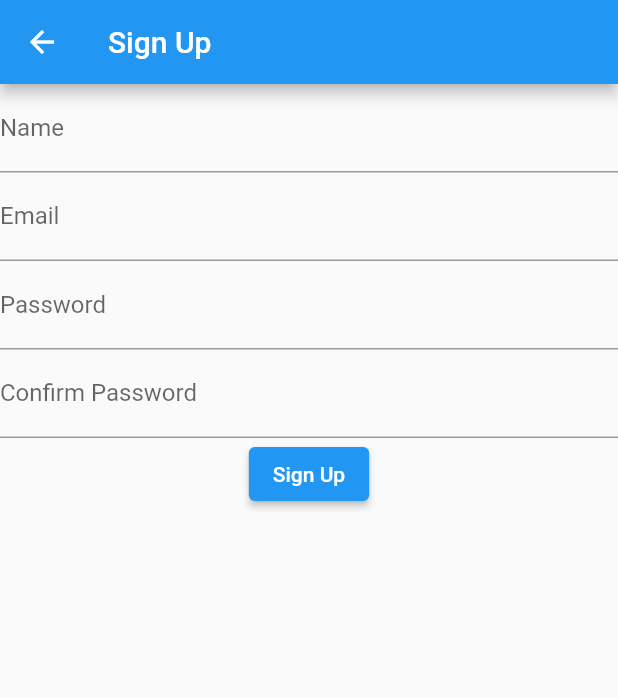
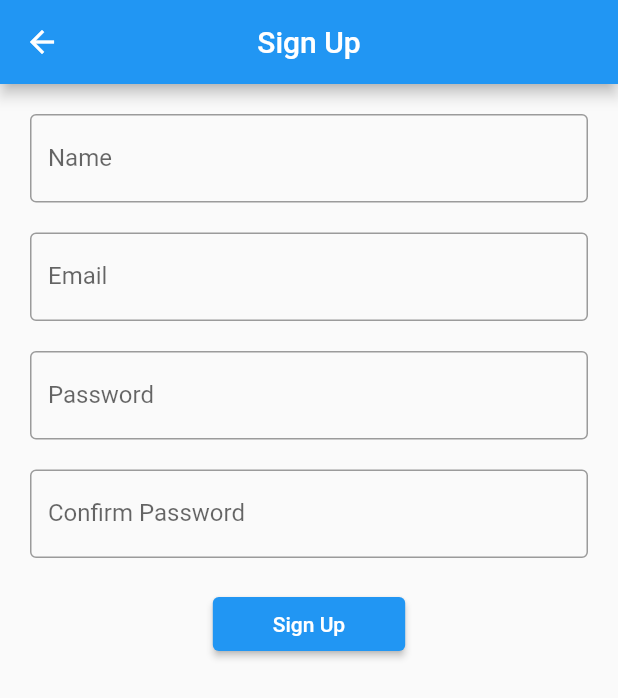
Before and after one commit to cmtboy/firebase_crud, a Flutter app: the screen it shows after launch, after a tap on "Login", after a tap on "Signup", on a phone screen of 412 x 824 dp. Shown: the top 698 px of the screen. Run offline on Flutter 3.47's test engine with Material 2 defaults, Android fonts, the phone set to English and light mode, and no system bars; our stand-ins replace cloud_firestore, firebase_auth, firebase_core; accounts and stored records are empty.

Commit message:
ui update

```diff
--- a/lib/main.dart
+++ b/lib/main.dart
@@ -1,4 +1,3 @@
-import 'package:connection_notifier/connection_notifier.dart';
 import 'package:firebase_core/firebase_core.dart';
 import 'package:firebase_crud/firebase_options.dart';
 import 'package:firebase_crud/providers/auth_provider.dart';
--- a/lib/screens/add_task_screen.dart
+++ b/lib/screens/add_task_screen.dart
@@ -41,7 +41,7 @@ class AddTaskScreen extends StatelessWidget {
                 if (title.isNotEmpty) {
                   final todoProvider =
                       Provider.of<TodoProvider>(context, listen: false);
-                  todoProvider.addTask(title, description);
+                  todoProvider.addTask(title, description, context);
 
                   Navigator.pop(context);
                 }
--- a/lib/screens/edit_task_screen.dart
+++ b/lib/screens/edit_task_screen.dart
@@ -46,7 +46,7 @@ class EditTaskScreen extends StatelessWidget {
                 if (title.isNotEmpty) {
                   final todoProvider =
                       Provider.of<TodoProvider>(context, listen: false);
-                  todoProvider.updateTask(task.id, title, description);
+                  todoProvider.updateTask(task.id, title, description, context);
 
                   Navigator.pop(context);
                 }
--- a/lib/screens/login_screen.dart
+++ b/lib/screens/login_screen.dart
@@ -4,7 +4,7 @@ import 'package:flutter/material.dart';
 import 'package:provider/provider.dart';
 
 class LoginScreen extends StatefulWidget {
-  const LoginScreen({super.key});
+  const LoginScreen({Key? key}) : super(key: key);
 
   @override
   LoginScreenState createState() => LoginScreenState();
@@ -16,6 +16,8 @@ class LoginScreenState extends State<LoginScreen> {
   String? email;
   String? password;
 
+  bool _isLoading = false;
+
   @override
   Widget build(BuildContext context) {
     final authProvider = Provider.of<AuthProvider>(context, listen: false);
@@ -23,14 +25,24 @@ class LoginScreenState extends State<LoginScreen> {
     return Scaffold(
       appBar: AppBar(
         title: const Text('Login'),
+        centerTitle: true,
       ),
-      body: Form(
+      body: SingleChildScrollView(
+        child: Padding(
+          padding: const EdgeInsets.all(20.0),
+          child: Form(
             key: _formKey,
             child: Column(
+              mainAxisAlignment: MainAxisAlignment.center,
               children: [
+                const FlutterLogo(
+                  size: 100,
+                ),
+                const SizedBox(height: 20),
                 TextFormField(
                   decoration: const InputDecoration(
                     labelText: 'Email',
+                    border: OutlineInputBorder(),
                   ),
                   onChanged: (value) {
                     email = value;
@@ -42,9 +54,11 @@ class LoginScreenState extends State<LoginScreen> {
                     return null;
                   },
                 ),
+                const SizedBox(height: 20),
                 TextFormField(
                   decoration: const InputDecoration(
                     labelText: 'Password',
+                    border: OutlineInputBorder(),
                   ),
                   onChanged: (value) {
                     password = value;
@@ -57,26 +71,54 @@ class LoginScreenState extends State<LoginScreen> {
                   },
                   obscureText: true,
                 ),
+                const SizedBox(height: 20),
                 ElevatedButton(
-              onPressed: () {
-                if (_formKey.currentState!.validate()) {
-                  authProvider.login(
-                      email: email!, password: password!, context: context);
-                }
-              },
-              child: const Text('Login'),
+                  onPressed: _isLoading ? null : () => _login(authProvider),
+                  child: _isLoading
+                      ? const CircularProgressIndicator()
+                      : const Text('Login'),
+                  style: ElevatedButton.styleFrom(
+                    padding: const EdgeInsets.symmetric(horizontal: 40),
                   ),
-            ElevatedButton(
+                ),
+                const SizedBox(height: 10),
+                TextButton(
                   onPressed: () {
                     Navigator.push(
                       context,
                       MaterialPageRoute(
-                          builder: (context) => const SignupScreen()));
+                        builder: (context) => const SignupScreen(),
+                      ),
+                    );
                   },
-                child: const Text('Signup'))
+                  child: const Text('Signup'),
+                  style: TextButton.styleFrom(
+                    foregroundColor: Theme.of(context).primaryColor,
+                  ),
+                ),
               ],
+            ),
+          ),
         ),
       ),
     );
   }
+
+  void _login(AuthProvider authProvider) async {
+    if (_formKey.currentState!.validate()) {
+      setState(() {
+        _isLoading = true;
+      });
+
+      await authProvider.login(
+        email: email!,
+        password: password!,
+        context: context,
+      );
+
+      setState(() {
+        _isLoading = false;
+      });
     }
+  }
+}
--- a/lib/screens/signup_screen.dart
+++ b/lib/screens/signup_screen.dart
@@ -3,7 +3,7 @@ import 'package:flutter/material.dart';
 import 'package:provider/provider.dart';
 
 class SignupScreen extends StatefulWidget {
-  const SignupScreen({super.key});
+  const SignupScreen({Key? key}) : super(key: key);
 
   @override
   SignupScreenState createState() => SignupScreenState();
@@ -17,6 +17,8 @@ class SignupScreenState extends State<SignupScreen> {
   String? password;
   String? confirmPassword;
 
+  bool _isLoading = false;
+
   @override
   Widget build(BuildContext context) {
     final authProvider = Provider.of<AuthProvider>(context, listen: false);
@@ -24,22 +26,30 @@ class SignupScreenState extends State<SignupScreen> {
     return Scaffold(
       appBar: AppBar(
         title: const Text('Sign Up'),
+        centerTitle: true,
       ),
-      body: Form(
+      body: SingleChildScrollView(
+        child: Padding(
+          padding: const EdgeInsets.all(20.0),
+          child: Form(
             key: _formKey,
             child: Column(
+              mainAxisAlignment: MainAxisAlignment.center,
               children: [
                 TextFormField(
-              decoration: const InputDecoration(
+                  decoration: InputDecoration(
                     labelText: 'Name',
+                    border: OutlineInputBorder(),
                   ),
                   onChanged: (value) {
                     name = value;
                   },
                 ),
+                const SizedBox(height: 20),
                 TextFormField(
-              decoration: const InputDecoration(
+                  decoration: InputDecoration(
                     labelText: 'Email',
+                    border: OutlineInputBorder(),
                   ),
                   onChanged: (value) {
                     email = value;
@@ -51,9 +61,11 @@ class SignupScreenState extends State<SignupScreen> {
                     return null;
                   },
                 ),
+                const SizedBox(height: 20),
                 TextFormField(
-              decoration: const InputDecoration(
+                  decoration: InputDecoration(
                     labelText: 'Password',
+                    border: OutlineInputBorder(),
                   ),
                   onChanged: (value) {
                     password = value;
@@ -69,9 +81,11 @@ class SignupScreenState extends State<SignupScreen> {
                   },
                   obscureText: true,
                 ),
+                const SizedBox(height: 20),
                 TextFormField(
-              decoration: const InputDecoration(
+                  decoration: InputDecoration(
                     labelText: 'Confirm Password',
+                    border: OutlineInputBorder(),
                   ),
                   onChanged: (value) {
                     confirmPassword = value;
@@ -87,21 +101,40 @@ class SignupScreenState extends State<SignupScreen> {
                   },
                   obscureText: true,
                 ),
+                const SizedBox(height: 20),
                 ElevatedButton(
-              onPressed: () {
-                if (_formKey.currentState!.validate()) {
-                  authProvider.signUp(
-                      context: context,
-                      email: email!,
-                      password: password!,
-                      name: name!);
-                }
-              },
-              child: const Text('Sign Up'),
+                  onPressed: _isLoading ? null : () => _signUp(authProvider),
+                  child: _isLoading
+                      ? const CircularProgressIndicator()
+                      : const Text('Sign Up'),
+                  style: ElevatedButton.styleFrom(
+                    padding: const EdgeInsets.symmetric(horizontal: 40),
+                  ),
                 ),
               ],
             ),
           ),
+        ),
+      ),
     );
   }
+
+  void _signUp(AuthProvider authProvider) async {
+    if (_formKey.currentState!.validate()) {
+      setState(() {
+        _isLoading = true;
+      });
+
+      await authProvider.signUp(
+        context: context,
+        email: email!,
+        password: password!,
+        name: name!,
+      );
+
+      setState(() {
+        _isLoading = false;
+      });
     }
+  }
+}
```
Also changed, not shown: lib/screens/post_screen.dart (+35 -4 lines), lib/screens/profile_screen.dart (+25 -12 lines), lib/screens/to_do_screen.dart (+25 -1 lines), lib/widgets/alert_dialog.dart (renamed from lib/services/alert_dialog.dart). Lines whose indentation alone changed are shown as unchanged.
